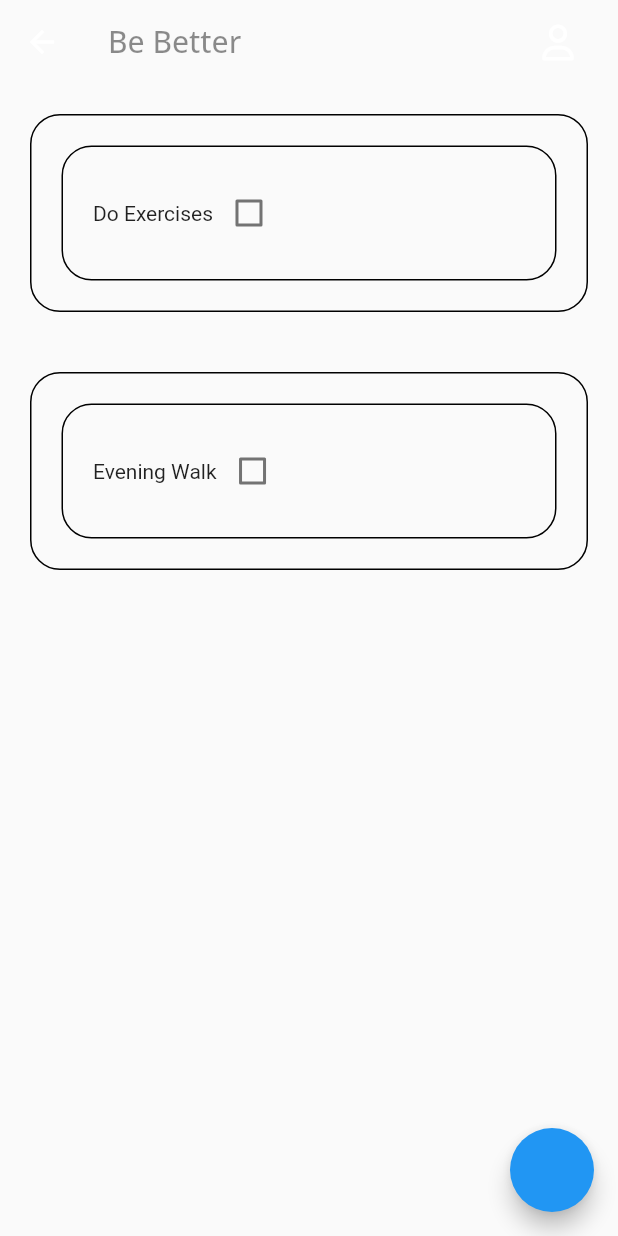
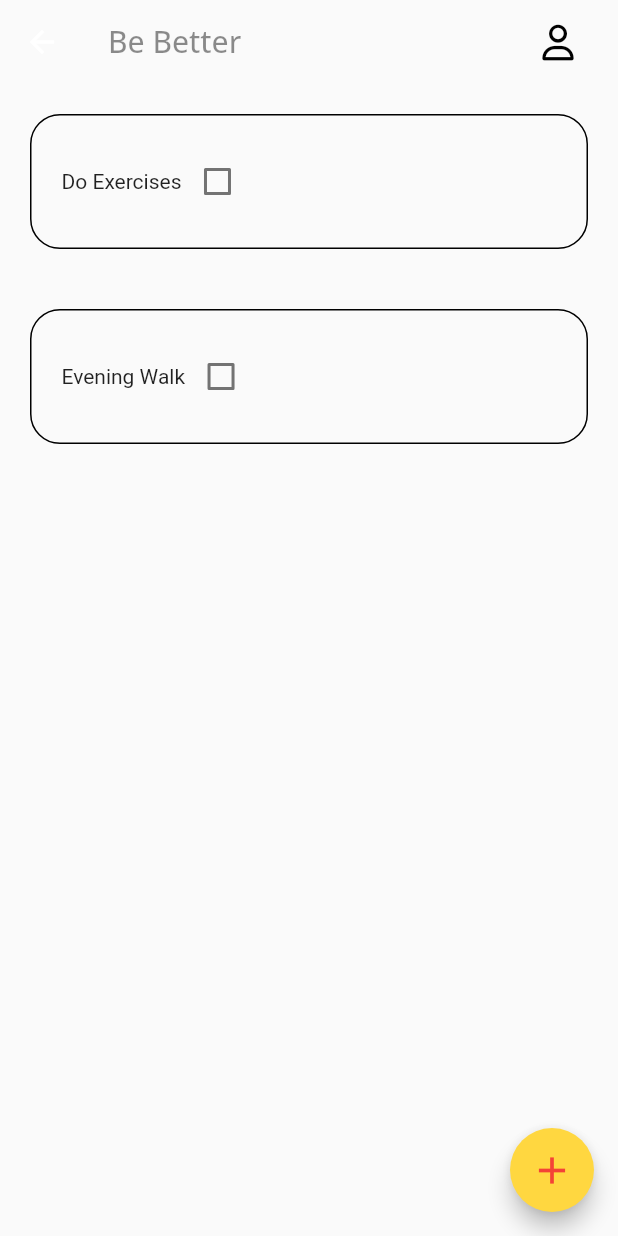
Before and after one commit to kim-thuita/habit_app, a Flutter app: the Home_Page screen opened directly, on a phone screen of 412 x 824 dp. Run offline on Flutter 3.47's test engine with Material 2 defaults, Android fonts, the phone set to English and light mode, and no system bars; drawn by our look-alikes of flutter_slidable; our stand-ins replace firebase_core, font_awesome_flutter, google_fonts, hive, hive_flutter, smooth_page_indicator; accounts and stored records are empty.

Commit message:
changes in the UI

```diff
--- a/lib/home-screens/home.dart
+++ b/lib/home-screens/home.dart
@@ -86,12 +86,22 @@ class _Home_PageState extends State<Home_Page> {
             ),
             IconButton(
               onPressed: () {},
-              icon: FaIcon(FontAwesomeIcons.user),
+              icon: FaIcon(
+                FontAwesomeIcons.user,
+                color: Colors.black,
+              ),
             ),
           ],
         ),
       ),
-      floatingActionButton: FloatingActionButton(onPressed: CreateNewTask),
+      floatingActionButton: FloatingActionButton(
+          backgroundColor: Colors.amberAccent,
+          child: Icon(
+            Icons.add,
+            size: 30,
+            color: Colors.red,
+          ),
+          onPressed: CreateNewTask),
       body: ListView.builder(
         itemCount: db.List_Tile.length,
         itemBuilder: (context, index) {
--- a/lib/home-screens/to_do_notetaker.dart
+++ b/lib/home-screens/to_do_notetaker.dart
@@ -37,13 +37,6 @@ class List_TileL extends StatelessWidget {
             borderRadius: BorderRadius.circular(20),
             border: Border.all(color: Colors.black),
           ),
-          child: Container(
-            padding: EdgeInsets.all(20),
-            decoration: BoxDecoration(
-              color: Colors.yellow[250],
-              borderRadius: BorderRadius.circular(20),
-              border: Border.all(color: Colors.black),
-            ),
           child: Row(
             children: [
               Text(
@@ -64,7 +57,6 @@ class List_TileL extends StatelessWidget {
           ),
         ),
       ),
-      ),
     );
   }
 }
```
Lines whose indentation alone changed are shown as unchanged.
